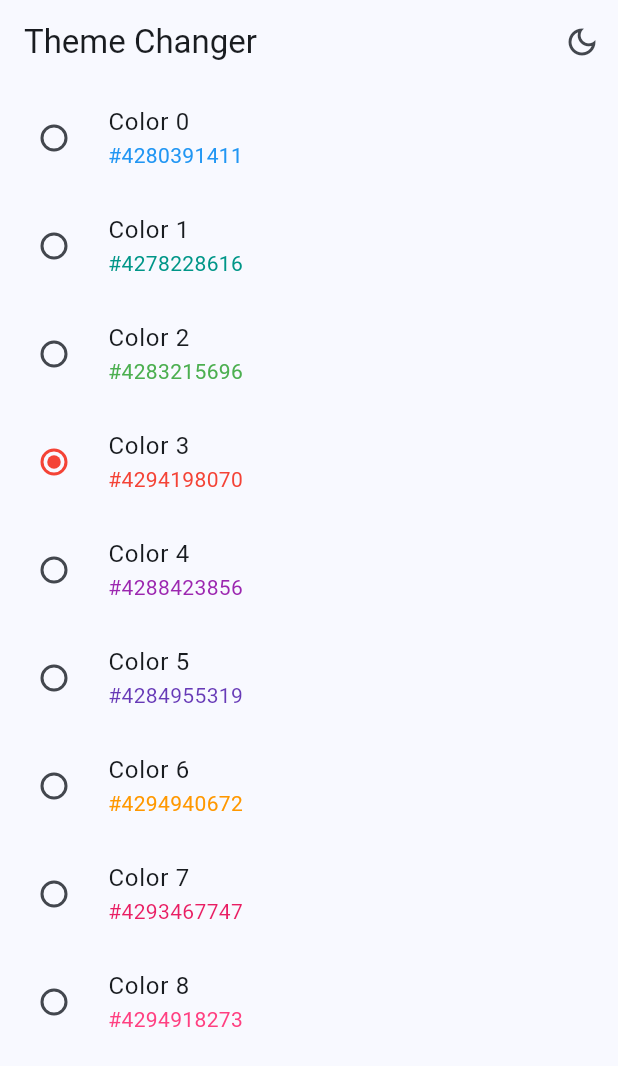
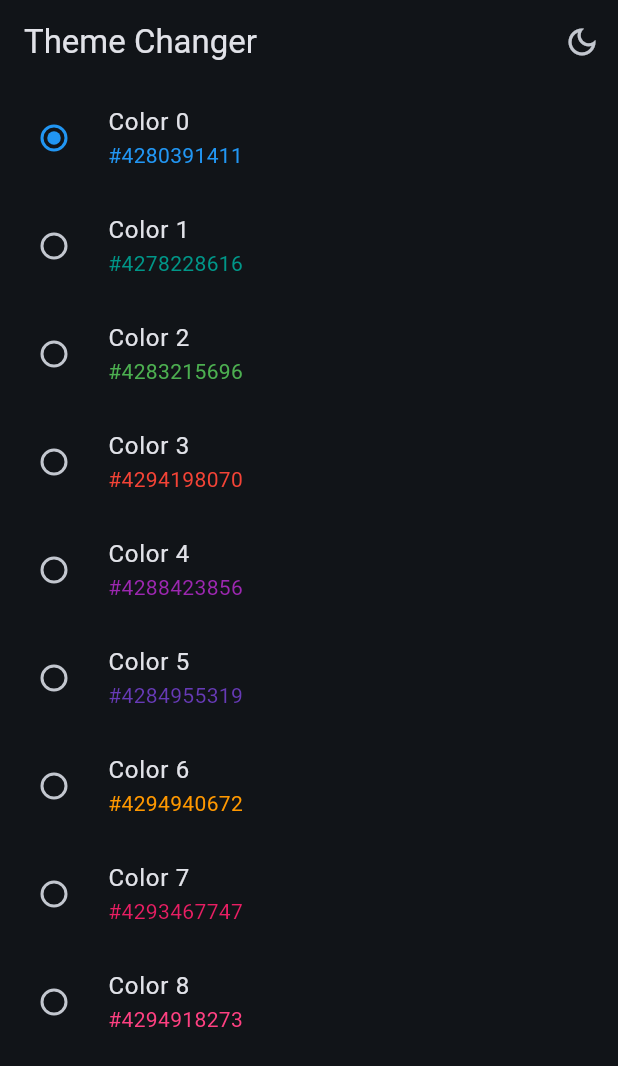
Before and after one commit to JalzDeLezZ/flutter-tools-1, a Flutter app: the MyThemeChangerScreen screen opened by its route, after a tap on the "light mode" icon, on a phone screen of 412 x 824 dp. Shown: the top 1066 px of the screen. Run offline on Flutter 3.47's test engine with Material 2 defaults, Android fonts, the phone set to English and light mode, and no system bars; our stand-ins replace animate_do, flutter_riverpod, go_router.

Commit message:
[add] (darkmode - theme) :: provider 1.1 ✅

```diff
--- a/lib/config/theme/app_theme.dart
+++ b/lib/config/theme/app_theme.dart
@@ -17,11 +17,11 @@ import 'package:flutter/material.dart';
 class AppTheme {
 
   final int selectedColor;
-  final bool isDarkmode;
+    final bool isDarkmode; // true = darkmode, false = lightmode
 
   AppTheme({
     this.selectedColor = 0,
-    this.isDarkmode = false,
+    this.isDarkmode = false, // false = lightmode
   }) : assert( selectedColor >= 0, 'Selected color must be greater then 0' ),
        assert( selectedColor < colorList.length,
          'Selected color must be less or equal than ${ colorList.length - 1 }');
--- a/lib/main.dart
+++ b/lib/main.dart
@@ -12,21 +12,23 @@ void main() {
   );
 }
 
-class MainApp extends ConsumerWidget {
+ class MainApp extends ConsumerWidget {
   const MainApp({super.key});
 
   @override
-  Widget build(BuildContext context, WidgetRef ref ) {
+   Widget build(BuildContext context, WidgetRef ref ) {
 
-    // final isDarkmode = ref.watch(isDarkmodeProvider);
-    // final selectedColor = ref.watch(selectedColorProvider);
-    final AppTheme appTheme = ref.watch( themeNotifierProvider );
+    final isDarkmode = ref.watch(isDarkmodeProvider);
+    final selectedColor = ref.watch(selectedColorProvider);
 
     return MaterialApp.router(
       title: 'Flutter Widgets',
       routerConfig: appRouter,
       debugShowCheckedModeBanner: false,
-      theme: appTheme.getTheme(),
+      theme: AppTheme(
+        selectedColor: selectedColor,
+        isDarkmode: isDarkmode,
+      ).getTheme()
     );
   }
 }
--- a/lib/presentation/providers/theme_provider.dart
+++ b/lib/presentation/providers/theme_provider.dart
@@ -1,12 +1,12 @@
 import 'package:flutter_riverpod/flutter_riverpod.dart';
 import 'package:widgets_app/config/theme/app_theme.dart';
-
-// Un simple int
-final selectedColorProvider = StateProvider((ref) => 0);
 
 /* %%%%%%%%%%%%%%%%%%%%%%% THEME %%%%%%%%%%%%%%%%%%%%%%% */
  // Listado de colores inmutable
  final colorListProvider = Provider((ref) => colorList);
+
+  // Un simple int
+ final selectedColorProvider = StateProvider((ref) => 0);
 
  // Un simple boolean
  final isDarkmodeProvider = StateProvider((ref) => false);
--- a/lib/presentation/screens/my_theme_change/my_theme_change_screen.dart
+++ b/lib/presentation/screens/my_theme_change/my_theme_change_screen.dart
@@ -34,7 +34,8 @@ class _ThemeChangerView extends ConsumerWidget {
 
   @override
   Widget build(BuildContext context, ref) {
-    final colorList = ref.watch(colorListProvider);
+    final List<Color> colorList = ref.watch(colorListProvider);
+    final int selectedColor = ref.watch(selectedColorProvider);
 
     return ListView.builder(
         itemCount: colorList.length,
@@ -45,8 +46,10 @@ class _ThemeChangerView extends ConsumerWidget {
               subtitle: Text('#${color.value}', style: TextStyle(color: color)),
               activeColor: color,
               value: index,
-              groupValue: 3,
-              onChanged: (value) {});
+              groupValue: selectedColor,
+              onChanged: (value) {
+                ref.read(selectedColorProvider.notifier).state = value as int;
+              });
         });
   }
 }
```
